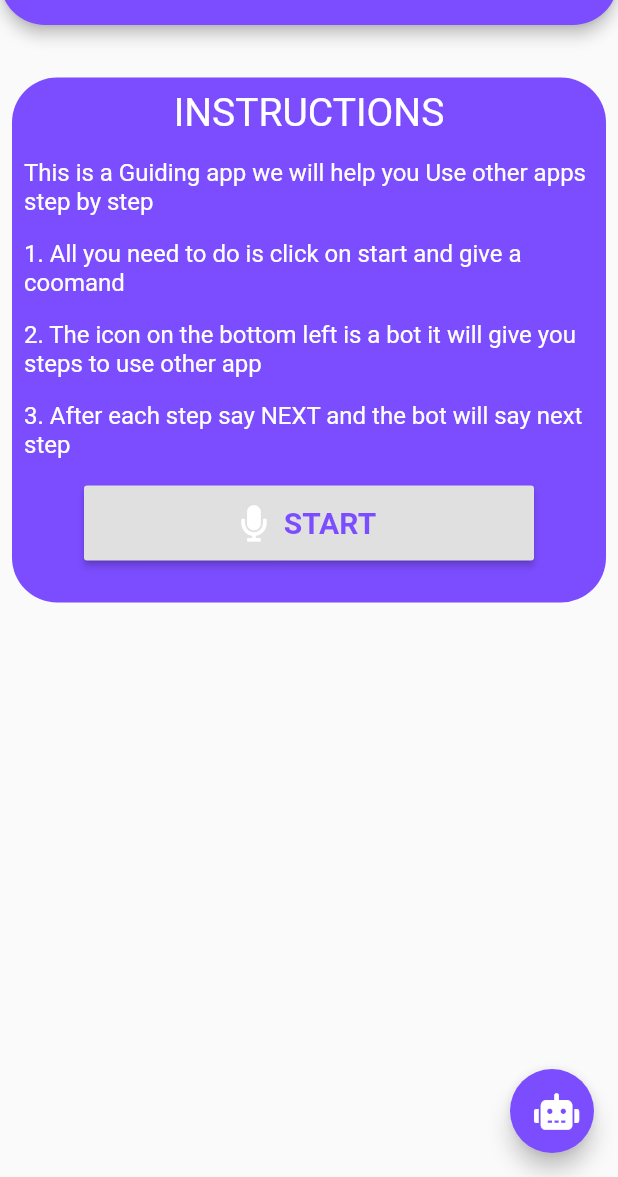
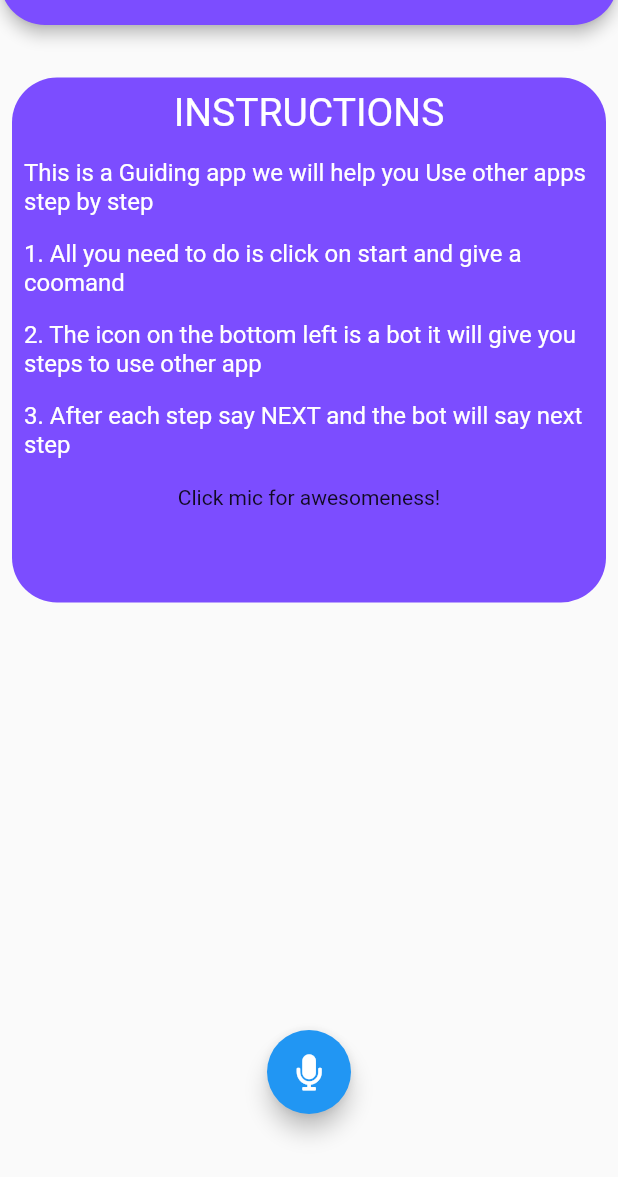
Before and after one commit to jitendra-kumawat-8/shravan_VA, a Flutter app: the MyHomePage screen opened by its route, on a phone screen of 412 x 824 dp, the part 59-1236 px from its top. Run offline on Flutter 3.47's test engine with Material 2 defaults, Android fonts, the phone set to English and light mode, and no system bars; drawn by our look-alikes of avatar_glow; our stand-ins replace after_layout, animated_text_kit, font_awesome_flutter, shared_preferences, speech_to_text; accounts and stored records are empty.

Commit message:
'basic app structure'

```diff
--- a/lib/pages/Homescreen.dart
+++ b/lib/pages/Homescreen.dart
@@ -1,5 +1,7 @@
 import 'package:flutter/material.dart';
 import 'package:font_awesome_flutter/font_awesome_flutter.dart';
+import 'package:speech_to_text/speech_to_text.dart' as stt;
+import 'package:avatar_glow/avatar_glow.dart';
 
 class MyHomePage extends StatefulWidget {
   static const routeName = '/home';
@@ -8,6 +10,48 @@ class MyHomePage extends StatefulWidget {
 }
 
 class _MyHomePageState extends State<MyHomePage> {
+  stt.SpeechToText _speechToText = stt.SpeechToText();
+  bool _isListening = false;
+  String _command;
+  double _confidence = 1.0;
+
+  void listen() async{
+    if(!_isListening){
+      bool available = await _speechToText.initialize(
+        onStatus: (val){print('status $val');
+        if(val == 'notListening'){
+          setState(() {
+            _isListening = false;
+            _speechToText.stop();
+          });
+        }
+        },
+        onError:(val) {
+          setState(() {
+            _isListening = false;
+            _speechToText.stop();
+          });
+          print('error $val');
+        }
+      );
+      if(available){
+        setState(() {
+          _isListening = true;
+        });
+        _speechToText.listen(
+          listenFor: Duration(minutes: 20),
+          pauseFor: Duration(minutes: 2),
+          onResult: (val){
+            setState(() {
+              _command = val.recognizedWords;
+              print(_command);
+            });
+          }
+        );
+      }
+    }
+  }
+
   @override
   Widget build(BuildContext context) {
     return Scaffold(
@@ -75,23 +119,7 @@ class _MyHomePageState extends State<MyHomePage> {
                       child: InkWell(
                         focusColor: Colors.white,
                         splashColor: Colors.deepPurpleAccent,
-                        child: Container(
-                          width: 300,
-                          height: 50,
-                          child: RaisedButton.icon(
-                              onPressed: () {},
-                              icon: Icon(
-                                FontAwesomeIcons.microphone,
-                                color: Colors.white,
-                              ),
-                              label: Text(
-                                'START',
-                                style: TextStyle(
-                                    fontSize: 20,
-                                    fontWeight: FontWeight.bold,
-                                    color: Colors.deepPurpleAccent),
-                              )),
-                        ),
+                        child: Container(child: Text('Click mic for awesomeness!'),),
                       ),
                     )
                   ],
@@ -100,14 +128,20 @@ class _MyHomePageState extends State<MyHomePage> {
             ),
           ],
         ),
-        floatingActionButtonLocation: FloatingActionButtonLocation.endFloat,
-        floatingActionButton: FloatingActionButton(
-          backgroundColor: Colors.deepPurpleAccent,
-          child: Icon(
-            FontAwesomeIcons.robot,
-            color: Colors.white,
+        floatingActionButtonLocation: FloatingActionButtonLocation.centerDocked,
+        floatingActionButton:  AvatarGlow(
+          glowColor: Colors.redAccent,
+          duration: const Duration(milliseconds: 1000),
+          repeatPauseDuration: const Duration(milliseconds: 100),
+          repeat: true,
+          endRadius: 70.0,
+          animate: _isListening,
+          child: FloatingActionButton(
+            child: FaIcon(
+                FontAwesomeIcons.microphone
+            ),
+            onPressed: listen
           ),
-          onPressed: () {},
         ));
   }
 }
--- a/pubspec.yaml
+++ b/pubspec.yaml
@@ -34,6 +34,7 @@ dependencies:
   introduction_screen: ^1.0.7
   shared_preferences: ^0.5.3+1
   after_layout: ^1.0.7+2
+  avatar_glow: ^2.0.1
 
 dev_dependencies:
   flutter_test:
```
Also changed, not shown: pubspec.lock.
